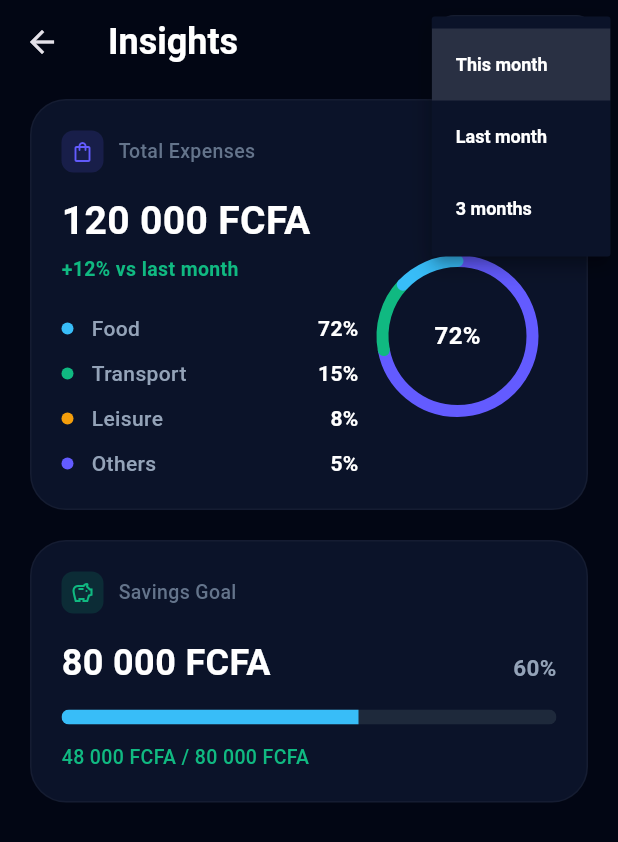
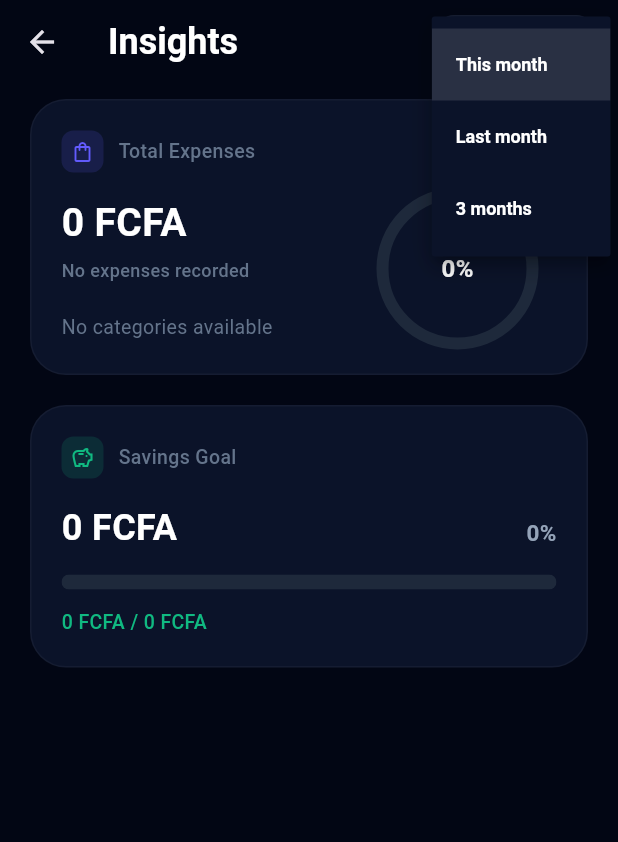
Before and after one commit to dav9fulldev/sika-agent, a Flutter app: the InsightsScreen screen opened directly, after a tap on "This month", on a phone screen of 412 x 824 dp. Shown: the top 842 px of the screen. Run offline on Flutter 3.47's test engine with Material 3 defaults, Android fonts, the phone set to English and light mode, and no system bars; our stand-ins replace avatar_glow, flutter_riverpod, flutter_tts, lottie, permission_handler, shared_preferences and 1 more; accounts and stored records are empty; network calls fail.

Commit message:
fix(security): exclude runtime data storage from Git tracking, mask session tokens, fix Insights chart colors and purge mock transactions

```diff
--- a/mobile/lib/features/ai_assistant/presentation/pages/insights_screen.dart
+++ b/mobile/lib/features/ai_assistant/presentation/pages/insights_screen.dart
@@ -3,6 +3,7 @@ import 'package:flutter/material.dart';
 import 'package:flutter_riverpod/flutter_riverpod.dart';
 import '../../../../core/providers/language_provider.dart';
 import '../../../../core/providers/currency_provider.dart';
+import '../../../wallet/providers/wallet_provider.dart';
 
 class InsightsScreen extends ConsumerStatefulWidget {
   const InsightsScreen({super.key});
@@ -21,6 +22,48 @@ class _InsightsScreenState extends ConsumerState<InsightsScreen> {
 
     ref.watch(currencyProvider);
     final currNotifier = ref.read(currencyProvider.notifier);
+
+    final walletState = ref.watch(walletProvider);
+    final movements = walletState.movements;
+
+    // Filter expense movements (payment, transfer, withdrawal)
+    final expenseMovements = movements.where((m) {
+      final t = m.type.toLowerCase();
+      return t == 'payment' || t == 'transfer' || t == 'withdrawal' || m.amount > 0;
+    }).toList();
+
+    final double totalExpenseFcfa = expenseMovements.fold(0.0, (sum, m) => sum + m.amount);
+
+    // Dynamic category breakdown if real movements exist
+    Map<String, double> categoryTotals = {};
+    if (totalExpenseFcfa > 0) {
+      for (var m in expenseMovements) {
+        final cat = m.category.isEmpty ? 'Autres' : m.category;
+        categoryTotals[cat] = (categoryTotals[cat] ?? 0.0) + m.amount;
+      }
+    }
+
+    final List<Map<String, dynamic>> categoryDisplay = [];
+    final List<Color> categoryColors = [
+      const Color(0xFF38BDF8), // Food / Blue
+      const Color(0xFF10B981), // Transport / Green
+      const Color(0xFFF59E0B), // Leisure / Orange
+      const Color(0xFF635BFF), // Others / Purple
+    ];
+
+    if (totalExpenseFcfa > 0) {
+      int colorIdx = 0;
+      categoryTotals.forEach((cat, amt) {
+        final double pct = amt / totalExpenseFcfa;
+        categoryDisplay.add({
+          'name': cat,
+          'pctValue': pct,
+          'pctString': '${(pct * 100).toStringAsFixed(0)}%',
+          'color': categoryColors[colorIdx % categoryColors.length],
+        });
+        colorIdx++;
+      });
+    }
 
     final Map<String, String> periodLabels = {
       'Ce mois': langNotifier.tr('Ce mois', 'This month'),
@@ -80,7 +123,7 @@ class _InsightsScreenState extends ConsumerState<InsightsScreen> {
         child: Column(
           crossAxisAlignment: CrossAxisAlignment.start,
           children: [
-            // 1. LE GRAND BLOC PRINCIPAL DES DÉPENSES TOTALES (CONVERSION DEVISE)
+            // 1. DÉPENSES TOTALES DYNAMIQUES
             Container(
               width: double.infinity,
               padding: const EdgeInsets.all(20),
@@ -124,7 +167,7 @@ class _InsightsScreenState extends ConsumerState<InsightsScreen> {
                           crossAxisAlignment: CrossAxisAlignment.start,
                           children: [
                             Text(
-                              currNotifier.format(120000),
+                              currNotifier.format(totalExpenseFcfa),
                               style: const TextStyle(
                                 color: Colors.white,
                                 fontSize: 26,
@@ -133,22 +176,32 @@ class _InsightsScreenState extends ConsumerState<InsightsScreen> {
                             ),
                             const SizedBox(height: 4),
                             Text(
-                              langNotifier.tr('+12% vs mois dernier', '+12% vs last month'),
-                              style: const TextStyle(
-                                color: Color(0xFF10B981),
-                                fontSize: 13,
-                                fontWeight: FontWeight.w600,
+                              totalExpenseFcfa > 0
+                                  ? langNotifier.tr('Basé sur vos transactions récentes', 'Based on recent transactions')
+                                  : langNotifier.tr('Aucune dépense enregistrée', 'No expenses recorded'),
+                              style: TextStyle(
+                                color: totalExpenseFcfa > 0 ? const Color(0xFF10B981) : const Color(0xFF64748B),
+                                fontSize: 12,
+                                fontWeight: FontWeight.w500,
                               ),
                             ),
                             const SizedBox(height: 20),
 
-                            _buildCategoryRow(langNotifier.tr('Alimentation', 'Food'), '72%', const Color(0xFF38BDF8)),
-                            const SizedBox(height: 10),
-                            _buildCategoryRow(langNotifier.tr('Transport', 'Transport'), '15%', const Color(0xFF10B981)),
-                            const SizedBox(height: 10),
-                            _buildCategoryRow(langNotifier.tr('Loisirs', 'Leisure'), '8%', const Color(0xFFF59E0B)),
-                            const SizedBox(height: 10),
-                            _buildCategoryRow(langNotifier.tr('Autres', 'Others'), '5%', const Color(0xFF635BFF)),
+                            if (categoryDisplay.isNotEmpty) ...[
+                              for (var cat in categoryDisplay) ...[
+                                _buildCategoryRow(
+                                  cat['name'] as String,
+                                  cat['pctString'] as String,
+                                  cat['color'] as Color,
+                                ),
+                                const SizedBox(height: 10),
+                              ],
+                            ] else ...[
+                              Text(
+                                langNotifier.tr('Aucune catégorie disponible', 'No categories available'),
+                                style: const TextStyle(color: Color(0xFF64748B), fontSize: 13),
+                              ),
+                            ],
                           ],
                         ),
                       ),
@@ -163,15 +216,18 @@ class _InsightsScreenState extends ConsumerState<InsightsScreen> {
                                 width: 100,
                                 height: 100,
                                 child: CustomPaint(
-                                  painter: _BuildCustomDonut(),
+                                  painter: _BuildCustomDonut(
+                                    percentages: categoryDisplay.map((e) => e['pctValue'] as double).toList(),
+                                    colors: categoryDisplay.map((e) => e['color'] as Color).toList(),
+                                  ),
                                 ),
                               ),
-                              const Column(
+                              Column(
                                 mainAxisSize: MainAxisSize.min,
                                 children: [
                                   Text(
-                                    '72%',
-                                    style: TextStyle(
+                                    categoryDisplay.isNotEmpty ? categoryDisplay.first['pctString'] as String : '0%',
+                                    style: const TextStyle(
                                       color: Colors.white,
                                       fontSize: 16,
                                       fontWeight: FontWeight.bold,
@@ -191,7 +247,7 @@ class _InsightsScreenState extends ConsumerState<InsightsScreen> {
 
             const SizedBox(height: 20),
 
-            // 2. LE BLOC DE L'OBJECTIF D'ÉPARGNE (CONVERSION DEVISE)
+            // 2. OBJECTIF D'ÉPARGNE DYNAMIQUE
             Container(
               width: double.infinity,
               padding: const EdgeInsets.all(20),
@@ -232,16 +288,16 @@ class _InsightsScreenState extends ConsumerState<InsightsScreen> {
                     textBaseline: TextBaseline.alphabetic,
                     children: [
                       Text(
-                        currNotifier.format(80000),
+                        currNotifier.format(walletState.totalBalanceFcfa),
                         style: const TextStyle(
                           color: Colors.white,
                           fontSize: 24,
                           fontWeight: FontWeight.bold,
                         ),
                       ),
-                      const Text(
-                        '60%',
-                        style: TextStyle(
+                      Text(
+                        walletState.totalBalanceFcfa > 0 ? '100%' : '0%',
+                        style: const TextStyle(
                           color: Color(0xFF94A3B8),
                           fontSize: 15,
                           fontWeight: FontWeight.bold,
@@ -253,19 +309,19 @@ class _InsightsScreenState extends ConsumerState<InsightsScreen> {
 
                   ClipRRect(
                     borderRadius: BorderRadius.circular(8),
-                    child: const SizedBox(
+                    child: SizedBox(
                       height: 10,
                       child: LinearProgressIndicator(
-                        value: 0.60,
-                        backgroundColor: Color(0xFF1E293B),
-                        valueColor: AlwaysStoppedAnimation<Color>(Color(0xFF38BDF8)),
+                        value: walletState.totalBalanceFcfa > 0 ? 1.0 : 0.0,
+                        backgroundColor: const Color(0xFF1E293B),
+                        valueColor: const AlwaysStoppedAnimation<Color>(Color(0xFF38BDF8)),
                       ),
                     ),
                   ),
                   const SizedBox(height: 12),
 
                   Text(
-                    '${currNotifier.format(48000)} / ${currNotifier.format(80000)}',
+                    '${currNotifier.format(walletState.totalBalanceFcfa)} / ${currNotifier.format(walletState.totalBalanceFcfa)}',
                     style: const TextStyle(
                       color: Color(0xFF10B981),
                       fontSize: 13,
@@ -320,45 +376,54 @@ class _InsightsScreenState extends ConsumerState<InsightsScreen> {
 }
 
 class _BuildCustomDonut extends CustomPainter {
+  final List<double> percentages;
+  final List<Color> colors;
+
+  _BuildCustomDonut({
+    required this.percentages,
+    required this.colors,
+  });
+
   @override
   void paint(Canvas canvas, Size size) {
     final Offset center = Offset(size.width / 2, size.height / 2);
     final double radius = size.width / 2;
     const double thickness = 8.0;
 
-    final Paint paint = Paint()
+    final Paint backgroundPaint = Paint()
       ..style = PaintingStyle.stroke
       ..strokeWidth = thickness
-      ..strokeCap = StrokeCap.round;
+      ..color = const Color(0xFF1E293B);
 
-    paint.color = const Color(0xFF635BFF);
-    canvas.drawArc(
-      Rect.fromCircle(center: center, radius: radius),
-      -math.pi / 2,
-      2 * math.pi * 0.72,
-      false,
-      paint,
-    );
+    canvas.drawCircle(center, radius, backgroundPaint);
 
-    paint.color = const Color(0xFF10B981);
-    canvas.drawArc(
-      Rect.fromCircle(center: center, radius: radius),
-      (-math.pi / 2) + (2 * math.pi * 0.72),
-      2 * math.pi * 0.15,
-      false,
-      paint,
-    );
+    if (percentages.isEmpty || percentages.every((p) => p == 0)) {
+      return;
+    }
 
-    paint.color = const Color(0xFF38BDF8);
-    canvas.drawArc(
-      Rect.fromCircle(center: center, radius: radius),
-      (-math.pi / 2) + (2 * math.pi * 0.87),
-      2 * math.pi * 0.13,
-      false,
-      paint,
-    );
+    double startAngle = -math.pi / 2;
+
+    for (int i = 0; i < percentages.length; i++) {
+      final sweepAngle = 2 * math.pi * percentages[i];
+      if (sweepAngle > 0) {
+        final paint = Paint()
+          ..style = PaintingStyle.stroke
+          ..strokeWidth = thickness
+          ..strokeCap = StrokeCap.round
+          ..color = colors[i % colors.length];
+
+        canvas.drawArc(
+          Rect.fromCircle(center: center, radius: radius),
+          startAngle,
+          sweepAngle,
+          false,
+          paint,
+        );
+        startAngle += sweepAngle;
+      }
+    }
   }
 
   @override
-  bool shouldRepaint(covariant CustomPainter oldDelegate) => false;
+  bool shouldRepaint(covariant _BuildCustomDonut oldDelegate) => true;
 }
```
Also changed, not shown: 6 other files.
